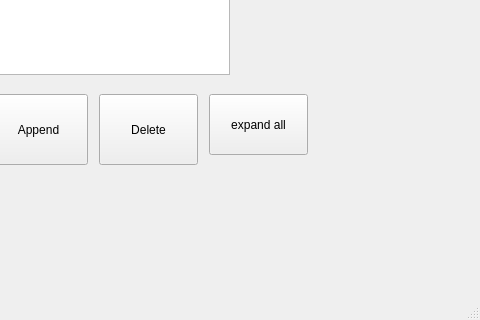
Before: the Qt Designer form mainwindow.ui in GlebZigert/MyQTree, drawn with Qt 5; both pictures show x 151 to 631 and y 173 to 493 of the 631 by 493 pixel window.
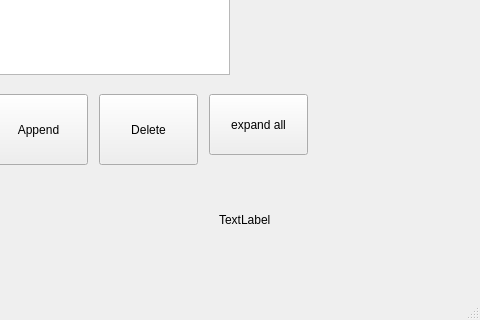
After: the same form once the commit is applied.

What changed in the file:
```diff
--- a/mainwindow.ui
+++ b/mainwindow.ui
@@ -119,6 +119,19 @@
      <string>expand all</string>
     </property>
    </widget>
+   <widget class="QLabel" name="test_pxm_label">
+    <property name="geometry">
+     <rect>
+      <x>370</x>
+      <y>330</y>
+      <width>91</width>
+      <height>91</height>
+     </rect>
+    </property>
+    <property name="text">
+     <string>TextLabel</string>
+    </property>
+   </widget>
   </widget>
   <widget class="QMenuBar" name="menuBar">
    <property name="geometry">
```
